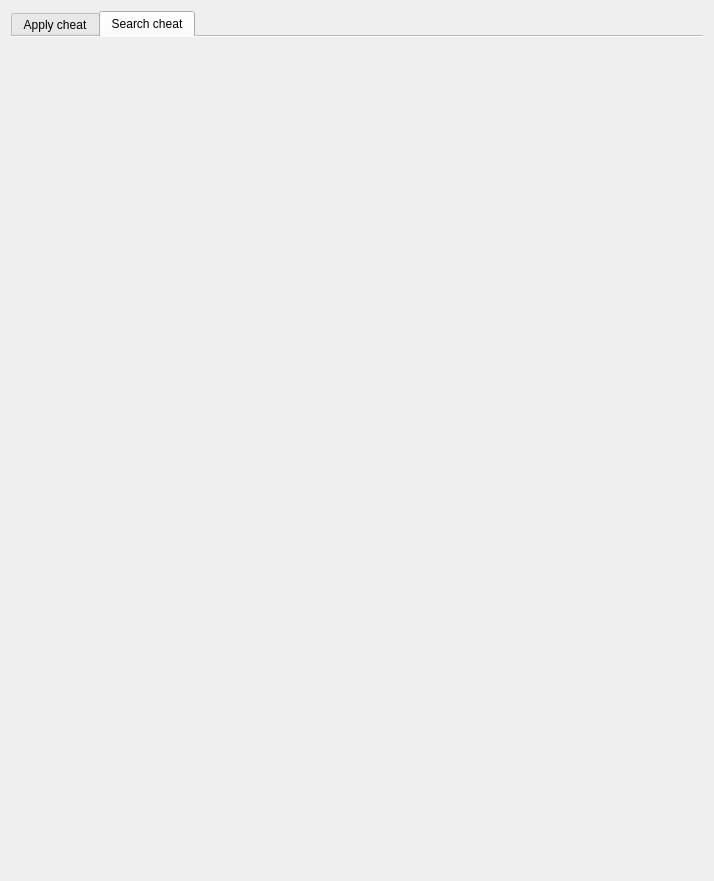
Before: the Qt Designer form uis/cheating/cheat_window.ui in NADNES-TEAM/NADNES, drawn with Qt 5.
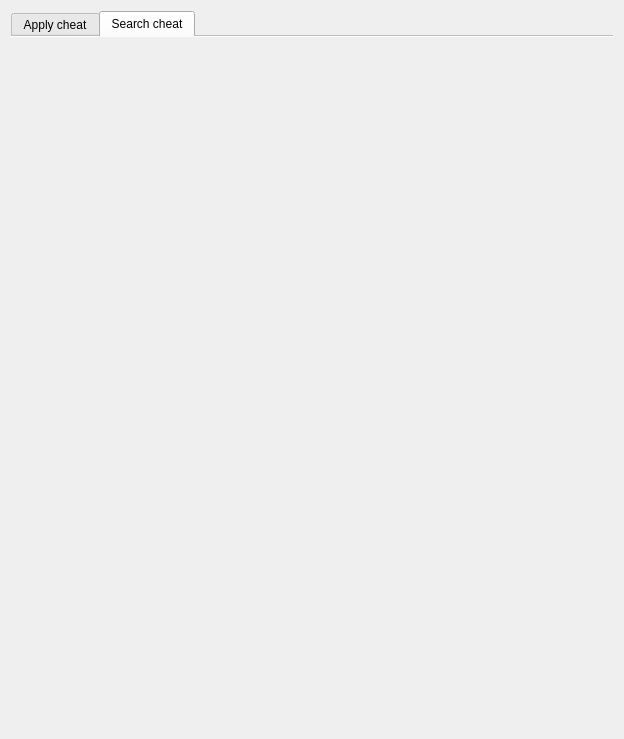
After: the same form once the commit is applied.

What changed in the file:
```diff
--- a/uis/cheating/cheat_window.ui
+++ b/uis/cheating/cheat_window.ui
@@ -6,8 +6,8 @@
    <rect>
     <x>0</x>
     <y>0</y>
-    <width>714</width>
-    <height>881</height>
+    <width>624</width>
+    <height>739</height>
    </rect>
   </property>
   <property name="sizePolicy">
```
